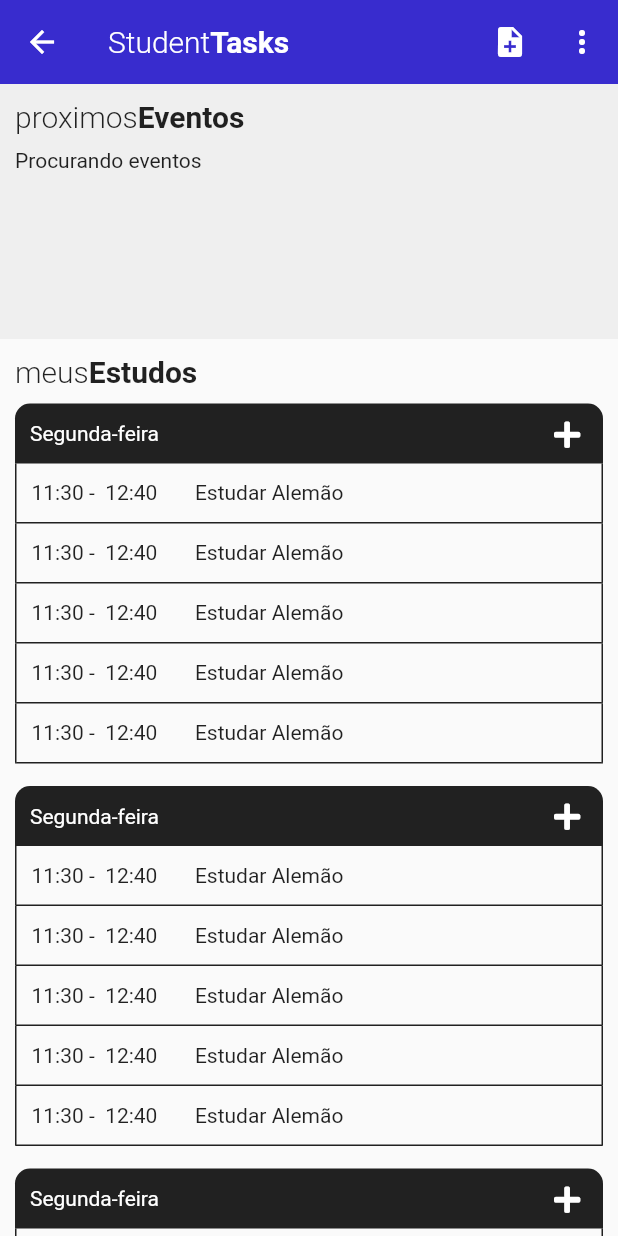
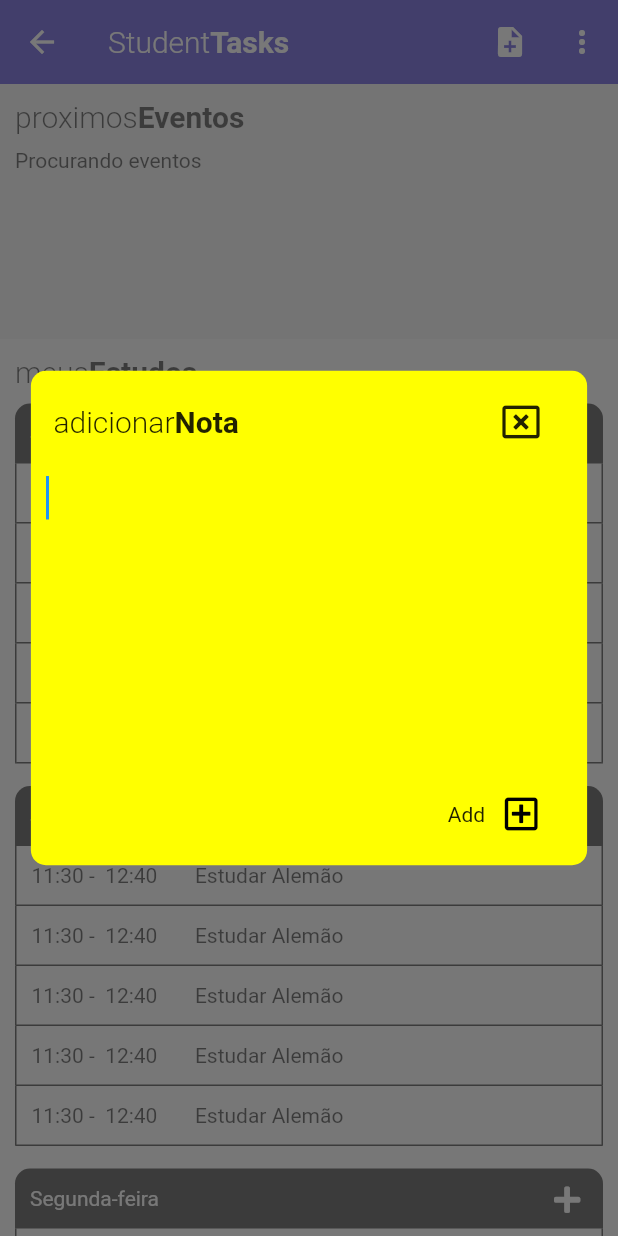
Before and after one commit to simaopedros/Student-Tasks, a Flutter app: the EstudoPage screen opened by its route, after a tap on the "note add" icon, on a phone screen of 412 x 824 dp. Run offline on Flutter 3.47's test engine with Material 2 defaults, Android fonts, the phone set to English and light mode, and no system bars; our stand-ins replace font_awesome_flutter, google_fonts, rxdart; network calls fail.

Commit message:
Finalizado Eventos/Tarefas/Notas

```diff
--- a/lib/main.dart
+++ b/lib/main.dart
@@ -16,7 +16,7 @@ class MyApp extends StatelessWidget {
       child: MaterialApp(
         debugShowCheckedModeBanner: false,
         title: 'StudentsTasks',
-        initialRoute: 'login',
+        initialRoute: 'home',
         routes: {
           'login': (BuildContext context) => LoginPage(),
           'home': (BuildContext context) => HomePage(),
--- a/lib/src/bloc/eventos_bloc.dart
+++ b/lib/src/bloc/eventos_bloc.dart
@@ -7,6 +7,7 @@ export 'package:appuniversitario/src/providers/eventos_provider.dart';
 import 'package:rxdart/rxdart.dart';
 
 class EventosBloc {
+
   final _eventosController = new BehaviorSubject<List<EventosModel>>();
   final _carregandoController = new BehaviorSubject<bool>();
 
--- /dev/null
+++ b/lib/src/bloc/notas_bloc.dart
@@ -0,0 +1,40 @@
+
+
+
+import 'package:appuniversitario/src/models/bocodenotas_model.dart';
+export 'package:appuniversitario/src/models/bocodenotas_model.dart';
+
+import 'package:appuniversitario/src/providers/blocodenotas_provider.dart';
+export 'package:appuniversitario/src/providers/blocodenotas_provider.dart';
+
+import 'package:rxdart/rxdart.dart';
+
+class NotasBloc {
+  final _notasController = new BehaviorSubject<List<BlocoDeNotasModel>>();
+  final _carregandoNotaController = new BehaviorSubject<bool>();
+
+  final _blocoDeNotasProvider = new BlocoDeNotasProvider();
+
+  Stream<List<BlocoDeNotasModel>> get notasStream => _notasController.stream;
+  Stream<bool>                    get carregandoNota => _carregandoNotaController.stream;
+
+  void carregarNotas(String usuario) async {
+    _carregandoNotaController.add(true);
+    _notasController.sink.add(await _blocoDeNotasProvider.carregarNotas(usuario));
+    _carregandoNotaController.add(false);
+  }
+
+  void deletarNota (BlocoDeNotasModel nota, String usuario){
+    _blocoDeNotasProvider.deletarNota(nota, usuario);
+  }
+
+  void criarNota (BlocoDeNotasModel nota, String usuario){
+    _blocoDeNotasProvider.criarNota(nota, usuario);
+  }
+
+
+  dispose(){
+    _notasController.close();
+    _carregandoNotaController.close();
+  }
+}
--- a/lib/src/bloc/tarefas_bloc.dart
+++ b/lib/src/bloc/tarefas_bloc.dart
@@ -1,5 +1,5 @@
 import 'package:appuniversitario/src/models/tarefa_model.dart';
-
+export 'package:appuniversitario/src/models/tarefa_model.dart';
 
 import 'package:appuniversitario/src/providers/tarefas_provider.dart';
 export 'package:appuniversitario/src/providers/tarefas_provider.dart';
--- /dev/null
+++ b/lib/src/models/bocodenotas_model.dart
@@ -0,0 +1,26 @@
+
+import 'dart:convert';
+
+BlocoDeNotasModel blocoDeNotasModellFromJson(String str) => BlocoDeNotasModel.fromJson(json.decode(str));
+
+String blocoDeNotasModelToJson(BlocoDeNotasModel data) => json.encode(data.toJson());
+
+class BlocoDeNotasModel {
+    String id;
+    String nota;
+
+    BlocoDeNotasModel({
+        this.id,
+        this.nota,
+    });
+
+    factory BlocoDeNotasModel.fromJson(Map<String, dynamic> json) => BlocoDeNotasModel(
+        id: json["id"],
+        nota: json["nota"],
+    );
+
+    Map<String, dynamic> toJson() => {
+        "id": id,
+        "nota": nota,
+    };
+}
--- a/lib/src/models/materia_model.dart
+++ b/lib/src/models/materia_model.dart
@@ -0,0 +1,25 @@
+import 'dart:convert';
+
+MateriaModel materiaModelFromJson(String str) => MateriaModel.fromJson(json.decode(str));
+
+String materiaModelToJson(MateriaModel data) => json.encode(data.toJson());
+
+class MateriaModel {
+    String id;
+    String nota;
+
+    MateriaModel({
+        this.id,
+        this.nota,
+    });
+
+    factory MateriaModel.fromJson(Map<String, dynamic> json) => MateriaModel(
+        id: json["id"],
+        nota: json["nota"],
+    );
+
+    Map<String, dynamic> toJson() => {
+        "id": id,
+        "nota": nota,
+    };
+}
--- a/lib/src/pages/estudo_page.dart
+++ b/lib/src/pages/estudo_page.dart
@@ -10,7 +10,7 @@ class EstudoPage extends StatelessWidget {
   @override
   Widget build(BuildContext context) {
     return Scaffold(
-      appBar: appBarPadrao(),
+      appBar: appBarPadrao(context),
       body: SafeArea(child: SingleChildScrollView(
         child: Container(
           child: Column(
--- a/lib/src/pages/grade_page.dart
+++ b/lib/src/pages/grade_page.dart
@@ -15,7 +15,7 @@ class _GradePageState extends State<GradePage> {
   @override
   Widget build(BuildContext context) {
     return Scaffold(
-      appBar: appBarPadrao(),
+      appBar: appBarPadrao(context),
       body: SafeArea(
           child: SingleChildScrollView(
               child: Column(
--- a/lib/src/pages/materia_page.dart
+++ b/lib/src/pages/materia_page.dart
@@ -11,7 +11,7 @@ class MateriaPage extends StatelessWidget {
   @override
   Widget build(BuildContext context) {
     return Scaffold(
-      appBar: appBarPadrao(),
+      appBar: appBarPadrao(context),
       body: SafeArea(child: SingleChildScrollView(
         child: Column(
           children: <Widget>[
--- a/lib/src/pages/provas_page.dart
+++ b/lib/src/pages/provas_page.dart
@@ -11,7 +11,7 @@ class ProvaPage extends StatelessWidget {
   @override
   Widget build(BuildContext context) {
     return Scaffold(
-        appBar: appBarPadrao(),
+        appBar: appBarPadrao(context),
         body: SafeArea(
           child: SingleChildScrollView(
             child: Container(
--- /dev/null
+++ b/lib/src/providers/blocodenotas_provider.dart
@@ -0,0 +1,50 @@
+
+import 'dart:convert';
+
+import 'package:http/http.dart' as http;
+
+import 'package:appuniversitario/src/models/bocodenotas_model.dart';
+
+class BlocoDeNotasProvider {
+    final String _url = 'https://meusapp-931b4.firebaseio.com';
+
+    Future<bool> criarNota(BlocoDeNotasModel nota, String usuario) async {
+    final url = '$_url/$usuario/notas.json';
+    final resp = await http.post(url, body: blocoDeNotasModelToJson(nota));
+    final decodeData = json.decode(resp.body);
+    print(decodeData);
+    return true;
+  }
+
+
+  Future<bool> deletarNota(BlocoDeNotasModel nota, String usuario) async {
+    final url =  '$_url/$usuario/notas/${ nota.id }.json';
+    final resp = await http.delete(url);
+    final decodeData = json.decode(resp.body);
+
+    print(decodeData);
+
+    return true;
+  }
+
+
+  Future<List<BlocoDeNotasModel>> carregarNotas(String usuario) async {
+    final url = '$_url/$usuario/notas.json';
+
+    final resp = await http.get(url);
+    final List<BlocoDeNotasModel> notas = new List();
+
+    final Map<String, dynamic> decodeData = json.decode(resp.body);
+
+    if(decodeData == null) return [];
+
+    decodeData.forEach((id, nota){
+      final eventTemp = BlocoDeNotasModel.fromJson(nota);
+      eventTemp.id = id;
+      notas.add(eventTemp);
+    });
+
+    return notas;
+  }
+
+}
--- a/lib/src/widget/appbar_widget.dart
+++ b/lib/src/widget/appbar_widget.dart
@@ -1,12 +1,14 @@
+import 'package:appuniversitario/src/bloc/notas_bloc.dart';
+import 'package:appuniversitario/src/widget/titulo_widget.dart';
 import 'package:flutter/material.dart';
+import 'package:font_awesome_flutter/font_awesome_flutter.dart';
 import 'package:google_fonts/google_fonts.dart';
 
-Widget appBarPadrao(){
+Widget appBarPadrao(context) {
   return AppBar(
     title: Row(
       children: <Widget>[
-          Text("Student",
-              style: GoogleFonts.roboto(fontWeight: FontWeight.w300)),
+        Text("Student", style: GoogleFonts.roboto(fontWeight: FontWeight.w300)),
         Text(
           "Tasks",
           style: GoogleFonts.roboto(fontWeight: FontWeight.bold),
@@ -17,7 +19,7 @@ Widget appBarPadrao(){
     elevation: 0.0,
     actions: <Widget>[
       IconButton(
-            onPressed: () {},
+          onPressed: () => _adicionrTarefa(context),
           icon: Icon(
             Icons.note_add,
             color: Colors.white,
@@ -31,3 +33,82 @@ Widget appBarPadrao(){
     ],
   );
 }
+
+Future _adicionrTarefa(context) {
+  final _notaController = new TextEditingController();
+  final _notaBloc = new NotasBloc();
+  final _nota = new BlocoDeNotasModel();
+  print("object");
+  return showDialog(
+      context: context,
+      builder: (c) {
+        return Scaffold(
+          backgroundColor: Color.fromRGBO(125, 125, 125, 0.4),
+          body: Container(
+            child: Center(
+              child: Container(
+                padding: EdgeInsets.all(10.0),
+                height: MediaQuery.of(context).size.height * 0.4,
+                width: MediaQuery.of(context).size.width * 0.9,
+                decoration: BoxDecoration(
+                    color: Colors.yellowAccent,
+                    borderRadius: BorderRadius.circular(10.0)),
+                child: Column(
+                  children: <Widget>[
+                    Row(
+                      children: <Widget>[
+                        SizedBox(
+                          width: 5.0,
+                        ),
+                        Titulo("adicionar", "Nota"),
+                        Expanded(child: Container()),
+                        IconButton(
+                          icon: Icon(FontAwesomeIcons.windowClose, size: 25.0,),
+                          onPressed: () => Navigator.pop(context),
+                        ),
+                        SizedBox(
+                          width: 10.0,
+                        )
+                      ],
+                    ),
+                    Container(
+                      child: Expanded(
+                        child: TextField(
+                          controller: _notaController,
+                          style: GoogleFonts.indieFlower(fontSize: 25.0),
+                          maxLines: null,
+                          autofocus: true,
+                          enabled: true,
+                          textAlign: TextAlign.justify,
+                          autocorrect: true,
+                          decoration: InputDecoration(
+                            border: InputBorder.none,
+                          ),
+                        ),
+                      ),
+                    ),
+                    Row(
+                      crossAxisAlignment: CrossAxisAlignment.center,
+                      children: <Widget>[
+                        Expanded(child: Container()),
+                        Text("Add"),
+                        Container( child: IconButton(
+                          icon: Icon(FontAwesomeIcons.plusSquare, color: Colors.black, size: 25.0,),
+                          onPressed: (){
+                            _nota.nota = _notaController.value.text;
+                            _notaBloc.criarNota(_nota, "simaopedros");
+                            _notaController.text = "";
+                            Navigator.pop(context);
+                          }),
+                        ),
+                        SizedBox(width: 10.0,)
+                      ],
+                    )
+                  ],
+                ),
+              ),
+            ),
+          ),
+        );
+      });
+}
```
Also changed, not shown: lib/src/pages/home_page.dart (+58 -59 lines), lib/src/widget/listadetarefas_widget.dart (+6 -3 lines), lib/src/widget/menusuperior_widget.dart (+9 -2 lines). Lines whose indentation alone changed are shown as unchanged.
